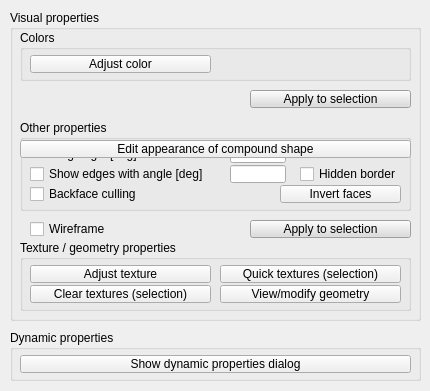
This is ui/qdlgshapes.ui in CoppeliaRobotics/coppeliaSimLib as Qt 5 draws it before an edit. The edited form follows.
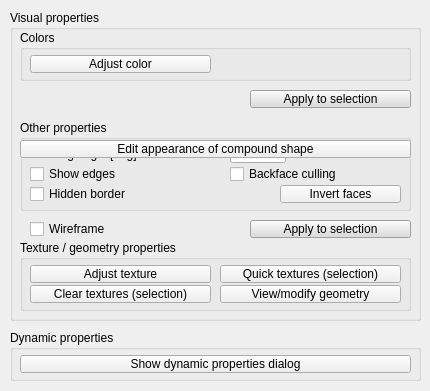
This is the edited form.

Commit message: refactoring + ptCloud alpha to 1 + removal of edge angle

```diff
--- a/ui/qdlgshapes.ui
+++ b/ui/qdlgshapes.ui
@@ -580,9 +580,9 @@
     <widget class="QCheckBox" name="qqBackfaceCulling">
      <property name="geometry">
       <rect>
-       <x>10</x>
-       <y>65</y>
-       <width>181</width>
+       <x>210</x>
+       <y>45</y>
+       <width>171</width>
        <height>18</height>
       </rect>
      </property>
@@ -606,7 +606,7 @@
       <enum>Qt::StrongFocus</enum>
      </property>
      <property name="text">
-      <string>Show edges with angle [deg]</string>
+      <string>Show edges</string>
      </property>
     </widget>
     <widget class="QLabel" name="label">
@@ -648,21 +648,11 @@
       <string>Invert faces</string>
      </property>
     </widget>
-    <widget class="QLineEdit" name="qqEdgesAngle">
-     <property name="geometry">
-      <rect>
-       <x>210</x>
-       <y>45</y>
-       <width>56</width>
-       <height>18</height>
-      </rect>
-     </property>
-    </widget>
     <widget class="QCheckBox" name="qqHiddenBorder">
      <property name="geometry">
       <rect>
-       <x>280</x>
-       <y>45</y>
+       <x>10</x>
+       <y>65</y>
        <width>111</width>
        <height>18</height>
       </rect>
```
Left out of the diff: 1 changed line with no effect on the pictures. The commit also changes 21 other files.
